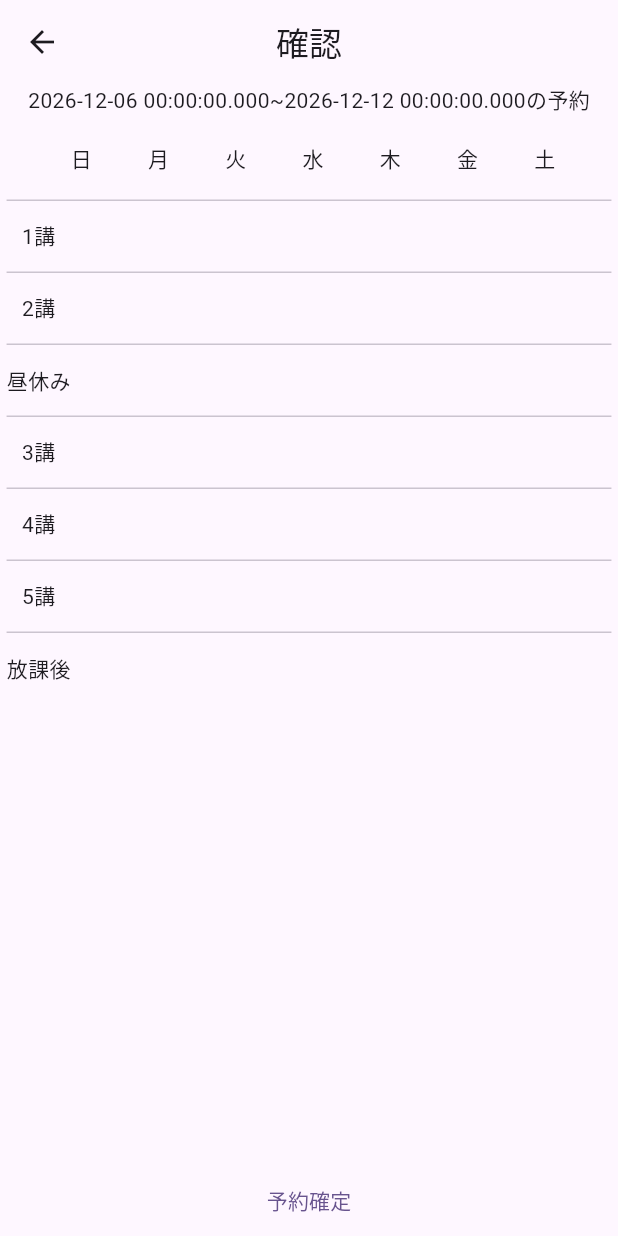
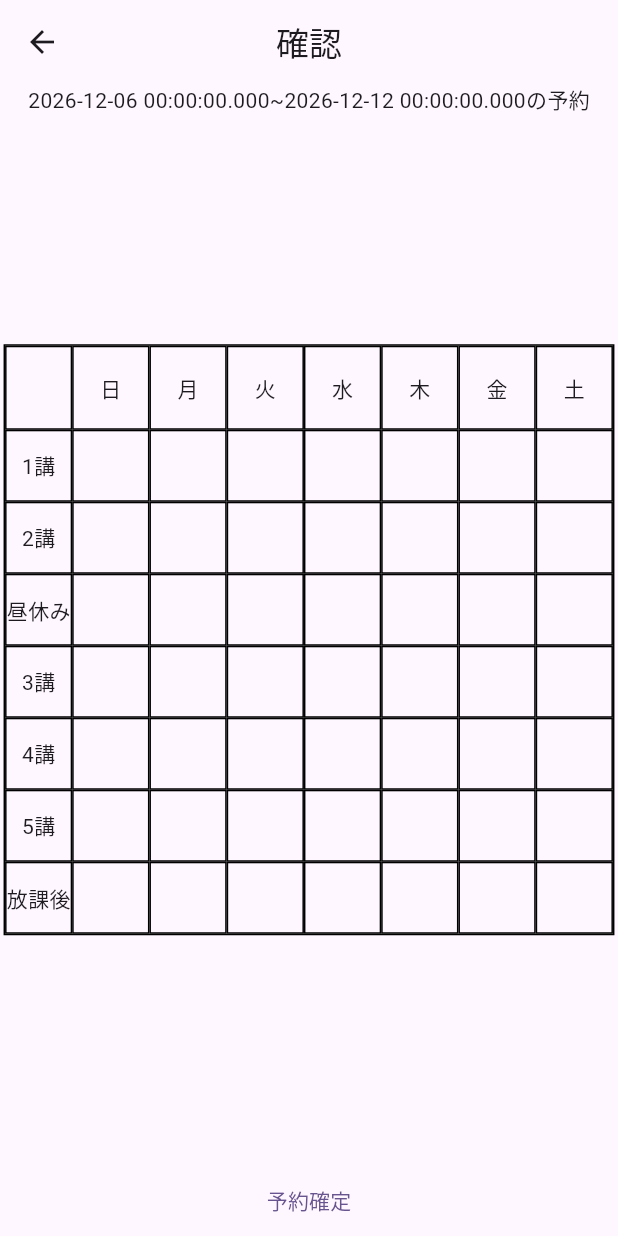
Before and after one commit to Yuzucchi-cist/cist-keion-app, a Flutter app: the ConfirmReservationPage screen opened directly with empty values, on a phone screen of 412 x 824 dp. Run offline on Flutter 3.47's test engine with Material 2 defaults, Android fonts, the phone set to English and light mode, and no system bars; our stand-ins replace auto_route, auto_size_text, clock, cloud_firestore, connectivity_plus, dartz and 7 more; accounts and stored records are empty; generated files the repository leaves out were written again.

Commit message:
#61 [add] 予約表に枠の追加

```diff
--- a/lib/feature/reservation/presentation/widgets/reservation_table.dart
+++ b/lib/feature/reservation/presentation/widgets/reservation_table.dart
@@ -18,17 +18,33 @@ Widget reservationTable(BuildContext context, WidgetRef ref,
     children: [
       Text('$startDateOfWeek~$endDateOfWeekの予約'),
       Expanded(
+        child: Center(
           child: DataTable(
             columnSpacing: 0,
             horizontalMargin: 0,
+            decoration: BoxDecoration(border: Border.all()),
             columns: [
-            const DataColumn(label: Center(child: Text(''))),
-            ...reserveTable.tableMap.values.first.keys.map((weekDay) =>
-                DataColumn(label: Center(child: Text(weekDay.value))))
+              DataColumn(
+                  label: Expanded(
+                child: Container(
+                    alignment: Alignment.center,
+                    decoration: BoxDecoration(border: Border.all()),
+                    child: Text('')),
+              )),
+              ...reserveTable.tableMap.values.first.keys
+                  .map((weekDay) => DataColumn(
+                          label: Expanded(
+                        child: Container(
+                            alignment: Alignment.center,
+                            decoration: BoxDecoration(border: Border.all()),
+                            child: Text(weekDay.value)),
+                      )))
             ],
             rows: reserveTable.tableMap.entries.map<DataRow>((eRow) {
               final rowLabel = DataCell(SizedBox(
-              child: Center(
+                child: Container(
+                  alignment: Alignment.center,
+                  decoration: BoxDecoration(border: Border.all()),
                   child: Text(
                     eRow.key.value,
                     softWrap: false,
@@ -41,6 +57,7 @@ Widget reservationTable(BuildContext context, WidgetRef ref,
                   Container(
                     width: MediaQuery.of(context).size.width / 8,
                     padding: const EdgeInsets.symmetric(horizontal: 3),
+                    decoration: BoxDecoration(border: Border.all()),
                     color: isTapped ? Colors.red : null,
                     child: Align(
                       child: AutoSizeText(
@@ -60,6 +77,7 @@ Widget reservationTable(BuildContext context, WidgetRef ref,
               return DataRow(cells: [rowLabel, ...data]);
             }).toList(),
           ),
+        ),
       )
     ],
   );
```
Lines whose indentation alone changed are shown as unchanged.
